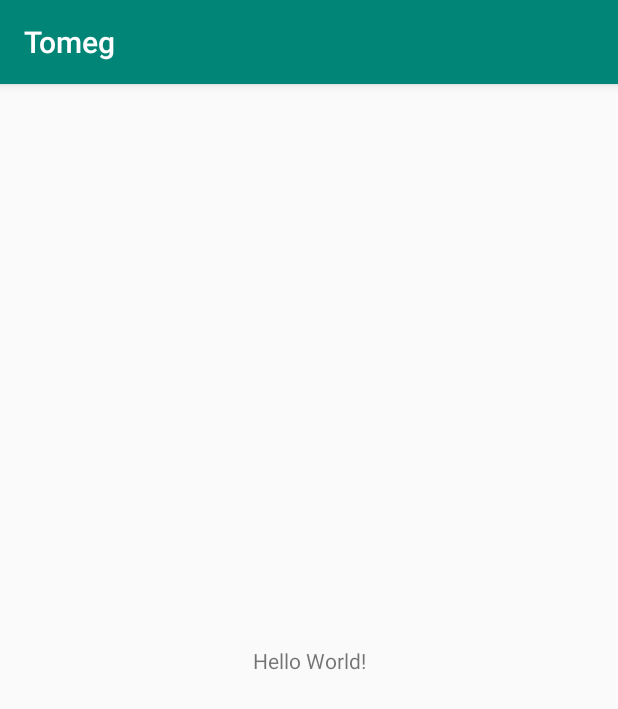
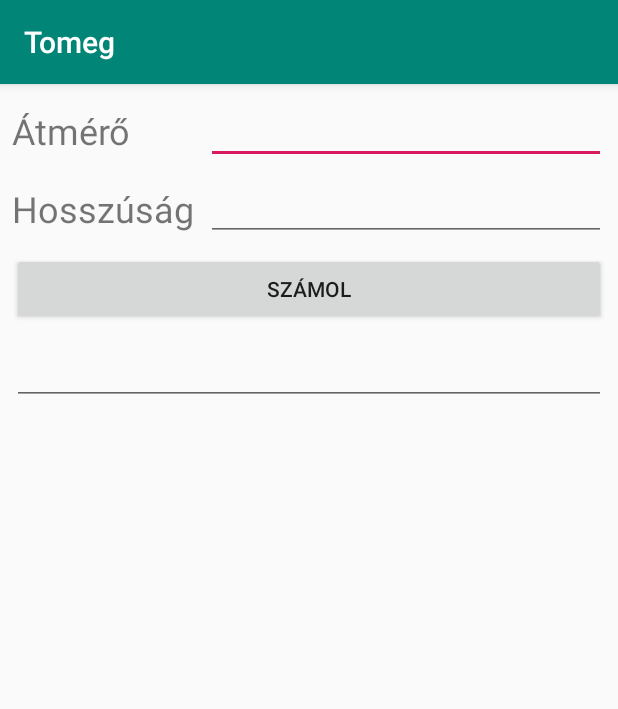
Before and after one commit to Kacsa22/Tomeg, an Android app: the screen it shows after launch (MainActivity), on a phone screen of 412 x 824 dp. Shown: the top 709 px of the screen. Run offline under Robolectric (Android 15) with nearby library versions, the phone set to English and light mode, and no system bars.

Commit message:
GUI fertig gemacht

```diff
--- a/app/src/main/res/layout/activity_main.xml
+++ b/app/src/main/res/layout/activity_main.xml
@@ -7,12 +7,76 @@
     tools:context=".MainActivity">
 
     <TextView
+        android:id="@+id/atmero_text"
         android:layout_width="wrap_content"
         android:layout_height="wrap_content"
-        android:text="Hello World!"
-        app:layout_constraintBottom_toBottomOf="parent"
-        app:layout_constraintLeft_toLeftOf="parent"
-        app:layout_constraintRight_toRightOf="parent"
+        android:layout_marginStart="8dp"
+        android:layout_marginLeft="8dp"
+        android:text="Átmérő"
+        android:textSize="24sp"
+        app:layout_constraintBottom_toBottomOf="@+id/atmero_edit"
+        app:layout_constraintStart_toStartOf="parent"
+        app:layout_constraintTop_toTopOf="@+id/atmero_edit" />
+
+    <EditText
+        android:id="@+id/atmero_edit"
+        android:layout_width="0dp"
+        android:layout_height="wrap_content"
+        android:layout_marginTop="8dp"
+        android:layout_marginEnd="8dp"
+        android:layout_marginRight="8dp"
+        android:ems="10"
+        android:inputType="textPersonName"
+        app:layout_constraintEnd_toEndOf="parent"
+        app:layout_constraintStart_toStartOf="@+id/hossz_edit"
         app:layout_constraintTop_toTopOf="parent" />
 
+    <TextView
+        android:id="@+id/hossz_text"
+        android:layout_width="wrap_content"
+        android:layout_height="wrap_content"
+        android:layout_marginStart="8dp"
+        android:layout_marginLeft="8dp"
+        android:text="Hosszúság"
+        android:textSize="24sp"
+        app:layout_constraintBottom_toBottomOf="@+id/hossz_edit"
+        app:layout_constraintStart_toStartOf="parent"
+        app:layout_constraintTop_toTopOf="@+id/hossz_edit" />
+
+    <EditText
+        android:id="@+id/hossz_edit"
+        android:layout_width="0dp"
+        android:layout_height="43dp"
+        android:layout_marginStart="8dp"
+        android:layout_marginLeft="8dp"
+        android:layout_marginTop="8dp"
+        android:layout_marginEnd="8dp"
+        android:layout_marginRight="8dp"
+        android:ems="10"
+        android:inputType="textPersonName"
+        app:layout_constraintEnd_toEndOf="parent"
+        app:layout_constraintStart_toEndOf="@+id/hossz_text"
+        app:layout_constraintTop_toBottomOf="@+id/atmero_edit" />
+
+    <Button
+        android:id="@+id/szamol_button"
+        android:layout_width="0dp"
+        android:layout_height="wrap_content"
+        android:layout_marginTop="8dp"
+        android:text="Számol"
+        app:layout_constraintEnd_toEndOf="@+id/hossz_edit"
+        app:layout_constraintStart_toStartOf="@+id/hossz_text"
+        app:layout_constraintTop_toBottomOf="@+id/hossz_edit" />
+
+    <EditText
+        android:id="@+id/eredmeny_edit"
+        android:layout_width="0dp"
+        android:layout_height="wrap_content"
+        android:layout_marginTop="8dp"
+        android:ems="10"
+        android:inputType="textPersonName"
+        app:layout_constraintEnd_toEndOf="@+id/szamol_button"
+        app:layout_constraintStart_toStartOf="@+id/szamol_button"
+        app:layout_constraintTop_toBottomOf="@+id/szamol_button" />
+
 </android.support.constraint.ConstraintLayout>
```
